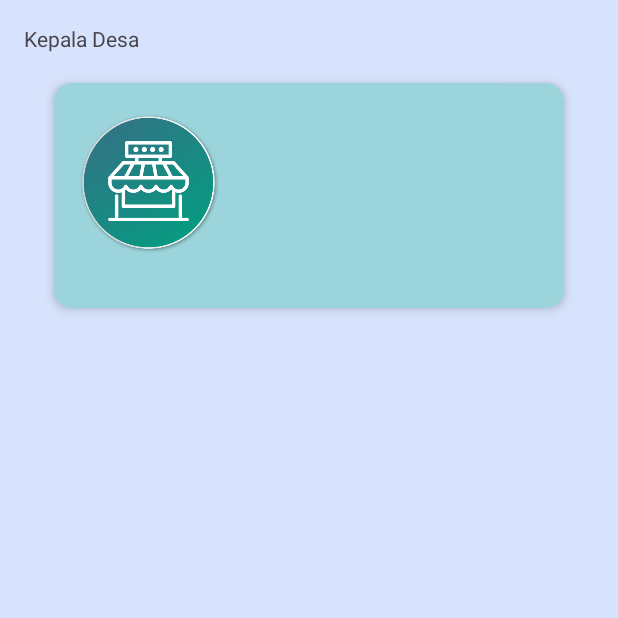
After one commit to AlwaysMori/SmartVillage, an Android app built with Jetpack Compose: the StrukturActivity screen opened directly, with no data from a screen before it, on a phone screen of 412 x 824 dp, the top half of it. The commit adds this screen. Run offline under Robolectric (Android 15) with nearby library versions, the phone set to English and light mode, and no system bars; our stand-ins replace sdp/ssp sizes.

Commit message:
struktur

```diff
--- a/app/build.gradle.kts
+++ b/app/build.gradle.kts
@@ -72,4 +72,7 @@ dependencies {
 
     implementation ("com.github.PhilJay:MPAndroidChart:v3.1.0")
 
+    implementation ("androidx.recyclerview:recyclerview:1.2.1")
+    implementation ("com.google.android.material:material:1.4.0")
+    implementation ("androidx.cardview:cardview:1.0.0")
 }
--- a/app/src/main/AndroidManifest.xml
+++ b/app/src/main/AndroidManifest.xml
@@ -14,6 +14,10 @@
         android:supportsRtl="true"
         android:theme="@style/Theme.SmartVillage"
         tools:targetApi="31">
+
+        <activity
+            android:name=".home.struktur.StrukturActivity"
+            android:exported="false" />
         <activity
             android:name=".home.umkm.UmkmActivity"
             android:exported="false" />
--- /dev/null
+++ b/app/src/main/java/com/pkpm/smartvillage/home/struktur/StrukturActivity.kt
@@ -0,0 +1,17 @@
+package com.pkpm.smartvillage.home.struktur
+
+import android.os.Bundle
+import androidx.activity.enableEdgeToEdge
+import androidx.appcompat.app.AppCompatActivity
+import androidx.core.view.ViewCompat
+import androidx.core.view.WindowInsetsCompat
+import com.pkpm.smartvillage.R
+
+class StrukturActivity : AppCompatActivity() {
+    override fun onCreate(savedInstanceState: Bundle?) {
+        super.onCreate(savedInstanceState)
+        enableEdgeToEdge()
+        setContentView(R.layout.activity_struktur)
+
+    }
+}
--- /dev/null
+++ b/app/src/main/res/drawable/baseline_expand_less_24.xml
@@ -0,0 +1,5 @@
+<vector xmlns:android="http://schemas.android.com/apk/res/android" android:height="24dp" android:tint="#000000" android:viewportHeight="24" android:viewportWidth="24" android:width="24dp">
+
+    <path android:fillColor="@android:color/white" android:pathData="M12,8l-6,6 1.41,1.41L12,10.83l4.59,4.58L18,14z"/>
+
+</vector>
--- /dev/null
+++ b/app/src/main/res/drawable/baseline_expand_more_24.xml
@@ -0,0 +1,5 @@
+<vector xmlns:android="http://schemas.android.com/apk/res/android" android:height="24dp" android:tint="#000000" android:viewportHeight="24" android:viewportWidth="24" android:width="24dp">
+
+    <path android:fillColor="@android:color/white" android:pathData="M16.59,8.59L12,13.17 7.41,8.59 6,10l6,6 6,-6z"/>
+
+</vector>
--- /dev/null
+++ b/app/src/main/res/layout/activity_struktur.xml
@@ -0,0 +1,65 @@
+<?xml version="1.0" encoding="utf-8"?>
+<androidx.constraintlayout.widget.ConstraintLayout xmlns:android="http://schemas.android.com/apk/res/android"
+    xmlns:app="http://schemas.android.com/apk/res-auto"
+    xmlns:tools="http://schemas.android.com/tools"
+    android:id="@+id/main"
+    android:layout_width="match_parent"
+    android:layout_height="match_parent"
+    android:background="@color/blue_light"
+    tools:context=".home.struktur.StrukturActivity">
+
+    <ScrollView
+        android:layout_width="match_parent"
+        android:layout_height="match_parent"
+        android:fillViewport="true"
+        app:layout_constraintBottom_toBottomOf="parent"
+        app:layout_constraintEnd_toEndOf="parent"
+        app:layout_constraintStart_toStartOf="parent"
+        app:layout_constraintTop_toTopOf="parent">
+
+        <LinearLayout
+            android:layout_width="match_parent"
+            android:layout_height="wrap_content"
+            android:orientation="vertical"
+            android:padding="16dp">
+
+            <TextView
+                android:layout_width="wrap_content"
+                android:layout_height="wrap_content"
+                android:text="Kepala Desa" />
+
+            <androidx.cardview.widget.CardView
+                android:layout_width="match_parent"
+                android:layout_height="150dp"
+                android:layout_marginStart="20dp"
+                android:layout_marginTop="20dp"
+                android:layout_marginEnd="20dp"
+                android:layout_marginBottom="8dp"
+                app:cardCornerRadius="12dp"
+                app:cardElevation="4dp">
+
+                <LinearLayout
+                    android:layout_width="match_parent"
+                    android:layout_height="match_parent"
+                    android:background="@color/navy"
+                    android:gravity="center_vertical"
+                    android:orientation="horizontal"
+                    android:padding="16dp">
+
+                    <ImageView
+                        android:id="@+id/img1"
+                        android:layout_width="94dp"
+                        android:layout_height="102dp"
+                        android:layout_gravity="center|top"
+                        android:clickable="false"
+                        android:focusable="false"
+                        android:src="@drawable/umkm" />
+
+
+                </LinearLayout>
+            </androidx.cardview.widget.CardView>
+
+        </LinearLayout>
+    </ScrollView>
+
+</androidx.constraintlayout.widget.ConstraintLayout>
--- a/app/src/main/res/layout/activity_umkm.xml
+++ b/app/src/main/res/layout/activity_umkm.xml
@@ -4,7 +4,7 @@
     xmlns:tools="http://schemas.android.com/tools"
     android:layout_width="match_parent"
     android:layout_height="match_parent"
-    android:background="@color/white"
+    android:background="#C0DDDF"
     tools:context=".home.umkm.UmkmActivity">
 
     <com.google.android.material.textfield.TextInputLayout
--- a/app/src/main/res/values/colors.xml
+++ b/app/src/main/res/values/colors.xml
@@ -19,6 +19,8 @@
     <color name="button_background_dark">#004D40</color> <!-- Teal Gelap -->
     <color name="button_background_grey">#E0E0E0</color> <!-- Abu-abu Terang -->
     <color name="button_background_yellow">#F7E5B4</color> <!-- Kuning Muda -->
-    <color name="button_background_navy">#003366</color> <!-- Biru Navy -->
+    <color name="button_background_navy">#003366</color>
+    <color name="navy">#9BD4DB</color> <!-- Biru Navy -->
+    <!-- Biru Navy -->
 
 </resources>
```
Also changed, not shown: app/src/main/java/com/pkpm/smartvillage/MainActivity.kt (+8 -0 lines), app/src/main/res/layout/activity_main.xml (+38 -28 lines), app/src/main/res/layout/activity_profil.xml (+65 -14 lines), app/src/main/res/layout/item_umkm.xml (+8 -5 lines), app/src/main/res/drawable/desain.png, app/src/main/res/drawable/img_1.png (added).
